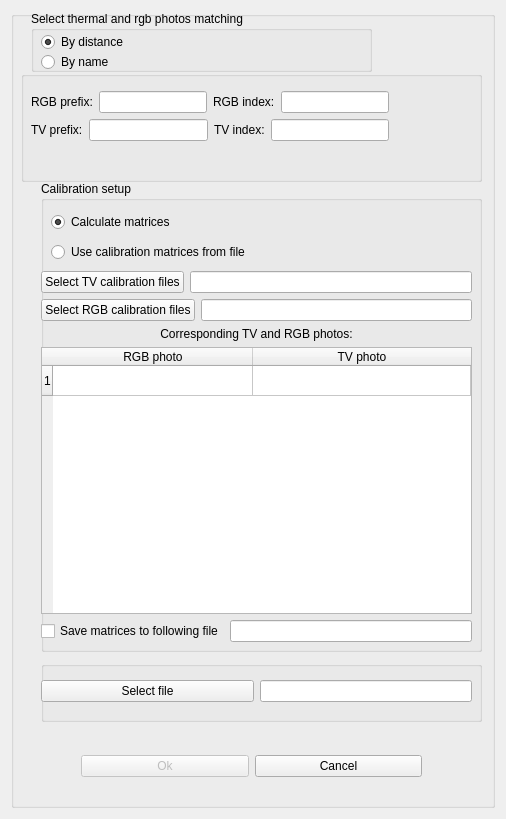
First picture: the form in qt/dialog.ui, repository Aspirisha/Thermal_vision, before the edit.
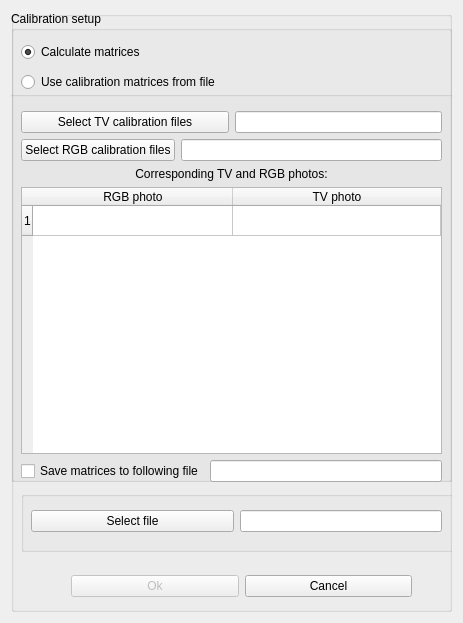
Second picture: the form after the edit.

Patch:
```diff
--- a/qt/dialog.ui
+++ b/qt/dialog.ui
@@ -6,8 +6,8 @@
    <rect>
     <x>0</x>
     <y>0</y>
-    <width>506</width>
-    <height>819</height>
+    <width>463</width>
+    <height>623</height>
    </rect>
   </property>
   <property name="sizePolicy">
@@ -31,8 +31,8 @@
      <widget class="QWidget" name="horizontalLayoutWidget_2">
       <property name="geometry">
        <rect>
-        <x>70</x>
-        <y>730</y>
+        <x>60</x>
+        <y>550</y>
         <width>341</width>
         <height>51</height>
        </rect>
@@ -63,8 +63,8 @@
      <widget class="QGroupBox" name="groupBox_5">
       <property name="geometry">
        <rect>
-        <x>30</x>
-        <y>170</y>
+        <x>0</x>
+        <y>0</y>
         <width>441</width>
         <height>471</height>
        </rect>
@@ -75,6 +75,12 @@
         <verstretch>1</verstretch>
        </sizepolicy>
       </property>
+      <property name="minimumSize">
+       <size>
+        <width>0</width>
+        <height>471</height>
+       </size>
+      </property>
       <property name="title">
        <string>Calibration setup</string>
       </property>
@@ -94,12 +100,37 @@
         <bool>true</bool>
        </property>
       </widget>
+      <widget class="QRadioButton" name="radio_use_file_matrices">
+       <property name="geometry">
+        <rect>
+         <x>10</x>
+         <y>60</y>
+         <width>261</width>
+         <height>22</height>
+        </rect>
+       </property>
+       <property name="text">
+        <string>Use calibration matrices from file</string>
+       </property>
+      </widget>
+      <widget class="QGroupBox" name="groupBox_2">
+       <property name="geometry">
+        <rect>
+         <x>-10</x>
+         <y>80</y>
+         <width>461</width>
+         <height>401</height>
+        </rect>
+       </property>
+       <property name="title">
+        <string/>
+       </property>
       <widget class="QWidget" name="verticalLayoutWidget">
        <property name="geometry">
         <rect>
-         <x>0</x>
-         <y>90</y>
-         <width>431</width>
+          <x>20</x>
+          <y>20</y>
+          <width>421</width>
          <height>371</height>
         </rect>
        </property>
@@ -114,7 +145,14 @@
            </widget>
           </item>
           <item>
-           <widget class="QLineEdit" name="tv_calibration_files_edit"/>
+            <widget class="QLineEdit" name="tv_calibration_files_edit">
+             <property name="sizePolicy">
+              <sizepolicy hsizetype="Preferred" vsizetype="Preferred">
+               <horstretch>0</horstretch>
+               <verstretch>0</verstretch>
+              </sizepolicy>
+             </property>
+            </widget>
           </item>
          </layout>
         </item>
@@ -198,150 +236,14 @@
         </item>
        </layout>
       </widget>
-      <widget class="QRadioButton" name="radio_use_file_matrices">
-       <property name="geometry">
-        <rect>
-         <x>10</x>
-         <y>60</y>
-         <width>261</width>
-         <height>22</height>
-        </rect>
-       </property>
-       <property name="text">
-        <string>Use calibration matrices from file</string>
-       </property>
-      </widget>
-     </widget>
-     <widget class="QGroupBox" name="groupBox_2">
-      <property name="geometry">
-       <rect>
-        <x>20</x>
-        <y>0</y>
-        <width>341</width>
-        <height>61</height>
-       </rect>
-      </property>
-      <property name="sizePolicy">
-       <sizepolicy hsizetype="Fixed" vsizetype="Preferred">
-        <horstretch>0</horstretch>
-        <verstretch>0</verstretch>
-       </sizepolicy>
-      </property>
-      <property name="title">
-       <string>Select thermal and rgb photos matching</string>
-      </property>
-      <widget class="QRadioButton" name="radio_by_name">
-       <property name="geometry">
-        <rect>
-         <x>10</x>
-         <y>40</y>
-         <width>117</width>
-         <height>22</height>
-        </rect>
-       </property>
-       <property name="text">
-        <string>By name</string>
-       </property>
-      </widget>
-      <widget class="QRadioButton" name="radio_by_distance">
-       <property name="geometry">
-        <rect>
-         <x>10</x>
-         <y>20</y>
-         <width>117</width>
-         <height>22</height>
-        </rect>
-       </property>
-       <property name="text">
-        <string>By distance</string>
-       </property>
-       <property name="checked">
-        <bool>true</bool>
-       </property>
-      </widget>
-     </widget>
-     <widget class="QGroupBox" name="groupBox_4">
-      <property name="geometry">
-       <rect>
-        <x>10</x>
-        <y>60</y>
-        <width>461</width>
-        <height>111</height>
-       </rect>
-      </property>
-      <property name="title">
-       <string/>
-      </property>
-      <widget class="QWidget" name="gridLayoutWidget">
-       <property name="geometry">
-        <rect>
-         <x>10</x>
-         <y>20</y>
-         <width>441</width>
-         <height>85</height>
-        </rect>
-       </property>
-       <layout class="QGridLayout" name="by_name_options_layout">
-        <property name="sizeConstraint">
-         <enum>QLayout::SetFixedSize</enum>
-        </property>
-        <item row="1" column="0">
-         <layout class="QHBoxLayout" name="horizontalLayout">
-          <item>
-           <widget class="QLabel" name="rgb_index_label">
-            <property name="text">
-             <string>TV prefix:</string>
-            </property>
-           </widget>
-          </item>
-          <item>
-           <widget class="QLineEdit" name="rgb_prefix_edit"/>
-          </item>
-          <item>
-           <widget class="QLabel" name="rgb_prefix_label">
-            <property name="text">
-             <string>TV index:</string>
-            </property>
-           </widget>
-          </item>
-          <item>
-           <widget class="QLineEdit" name="rgb_index_edit"/>
-          </item>
-         </layout>
-        </item>
-        <item row="0" column="0">
-         <layout class="QHBoxLayout" name="horizontalLayout_2">
-          <item>
-           <widget class="QLabel" name="tv_index_label">
-            <property name="text">
-             <string>RGB prefix:</string>
-            </property>
-           </widget>
-          </item>
-          <item>
-           <widget class="QLineEdit" name="tv_prefix_edit"/>
-          </item>
-          <item>
-           <widget class="QLabel" name="tv_prefix_label">
-            <property name="text">
-             <string>RGB index:</string>
-            </property>
-           </widget>
-          </item>
-          <item>
-           <widget class="QLineEdit" name="tv_index_edit"/>
-          </item>
-         </layout>
-        </item>
-       </layout>
       </widget>
      </widget>
      <widget class="QGroupBox" name="groupBox_3">
       <property name="geometry">
        <rect>
-        <x>30</x>
-        <y>650</y>
-        <width>441</width>
+        <x>10</x>
+        <y>480</y>
+        <width>461</width>
         <height>61</height>
        </rect>
       </property>
@@ -351,9 +253,9 @@
       <widget class="QWidget" name="horizontalLayoutWidget">
        <property name="geometry">
         <rect>
-         <x>0</x>
+         <x>10</x>
          <y>10</y>
-         <width>431</width>
+         <width>411</width>
          <height>41</height>
         </rect>
        </property>
```
Left out of the diff: 108 changed lines with no effect on the pictures. Lines whose indentation alone changed are shown as unchanged.
